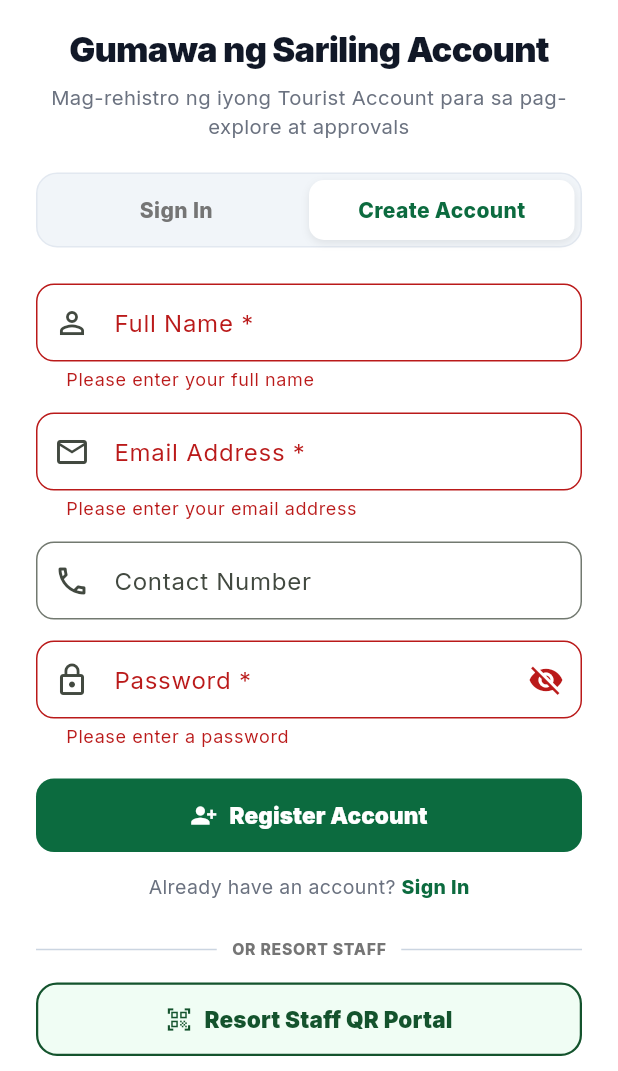
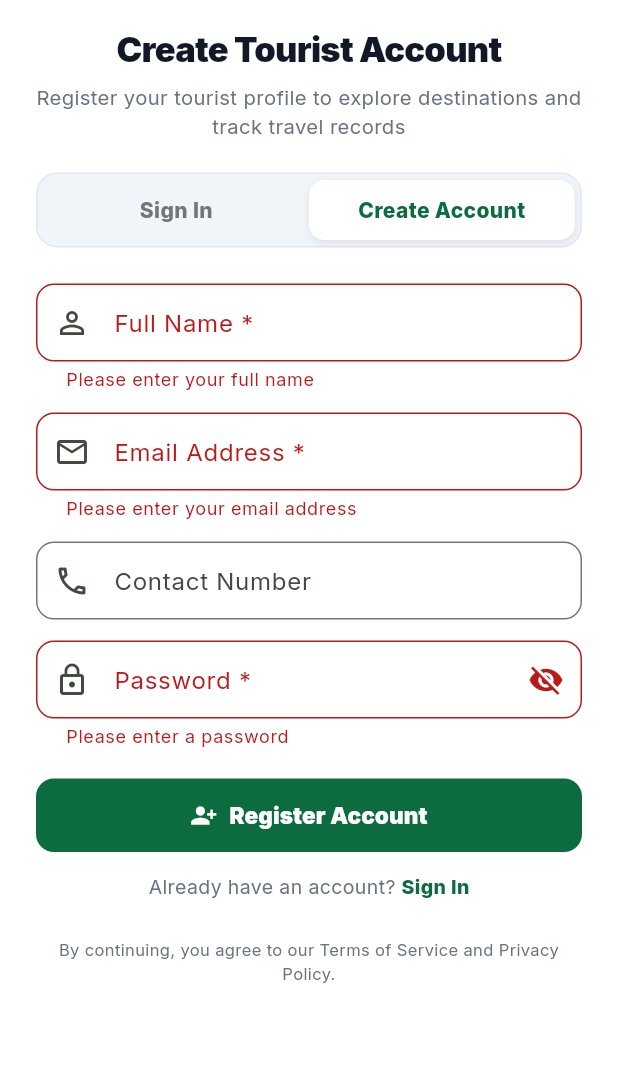
Before and after one commit to themosthandsome18/Capstone_System, a Flutter app: the screen it shows after launch, after a tap on "Skip", after a tap on "Create Account", after a tap on "Register Account", on a phone screen of 412 x 824 dp, the part 165-1236 px from its top. Run offline on Flutter 3.47's test engine with Material 3 defaults, Android fonts, the phone set to English and light mode, and no system bars; our stand-ins replace flutter_map, geolocator, google_fonts, image_picker, latlong2, qr_flutter and 1 more; missing offline and left inert: mobile_scanner; network calls fail.

Commit message:
feat(mobile): restructure tourism login page with balanced visitor and staff option cards

```diff
--- a/mobile/lib/screens/common_screens.dart
+++ b/mobile/lib/screens/common_screens.dart
@@ -281,7 +281,7 @@ class _LoginPageState extends State<LoginPage> {
           mainAxisSize: MainAxisSize.min,
           children: [
             Text(
-              'Maligayang pagdating sa Mauban, $name! Matagumpay na nagawa ang iyong Tourist Account. Handa ka na mag-explore at mag-apply ng iyong travel permits.',
+              'Welcome to Mauban, $name! Your Tourist Account has been successfully created. You are now ready to explore and apply for travel permits.',
               textAlign: TextAlign.center,
               style: const TextStyle(
                 color: AppColors.muted,
@@ -307,7 +307,7 @@ class _LoginPageState extends State<LoginPage> {
                   SizedBox(width: 10),
                   Expanded(
                     child: Text(
-                      'Makakatanggap ka ng in-app notification kapag na-check o naaprubahan ng Admin ang iyong record sa Record Management.',
+                      'You will receive an in-app notification once your record is reviewed or approved in Record Management.',
                       style: TextStyle(
                         fontSize: 12,
                         color: Color(0xFF166534),
@@ -373,7 +373,7 @@ class _LoginPageState extends State<LoginPage> {
               Image.asset('assets/tourism_logo.jpg', width: 80, height: 80),
               const SizedBox(height: 16),
               Text(
-                _isRegisterMode ? 'Gumawa ng Sariling Account' : 'Welcome Back',
+                _isRegisterMode ? 'Create Tourist Account' : 'Welcome to Mauban',
                 textAlign: TextAlign.center,
                 style: const TextStyle(
                   fontSize: 23,
@@ -385,8 +385,8 @@ class _LoginPageState extends State<LoginPage> {
               const SizedBox(height: 6),
               Text(
                 _isRegisterMode
-                    ? 'Mag-rehistro ng iyong Tourist Account para sa pag-explore at approvals'
-                    : 'Sign in with your existing account to continue',
+                    ? 'Register your tourist profile to explore destinations and track travel records'
+                    : 'Choose your portal to continue',
                 textAlign: TextAlign.center,
                 style: const TextStyle(color: AppColors.muted, fontSize: 13.5),
               ),
@@ -482,41 +482,28 @@ class _LoginPageState extends State<LoginPage> {
               const SizedBox(height: 24),
 
               if (!_isRegisterMode) ...[
-                LoginButton(
-                  icon: Icons.g_mobiledata,
-                  label: 'Continue with Google',
-                  onTap: _handleLogin,
-                ),
-                LoginButton(
-                  icon: Icons.facebook,
-                  label: 'Continue with Facebook',
+                _buildOptionCard(
+                  icon: Icons.travel_explore_outlined,
+                  title: "I'm a Tourist / Visitor",
+                  subtitle:
+                      'Explore destinations, resorts, and travel guidelines',
                   onTap: _handleLogin,
                 ),
                 const SizedBox(height: 12),
-                SizedBox(
-                  width: double.infinity,
-                  child: ElevatedButton.icon(
-                    onPressed: _handleLogin,
-                    icon: const Icon(Icons.login),
-                    label: const Text(
-                      'Sign In as Guest / Tourist',
-                      style: TextStyle(
-                        fontWeight: FontWeight.w800,
-                        fontSize: 14.5,
-                      ),
-                    ),
-                    style: ElevatedButton.styleFrom(
-                      backgroundColor: AppColors.green,
-                      foregroundColor: Colors.white,
-                      padding: const EdgeInsets.symmetric(vertical: 14),
-                      shape: RoundedRectangleBorder(
-                        borderRadius: BorderRadius.circular(12),
-                      ),
-                      elevation: 0,
-                    ),
-                  ),
+                _buildOptionCard(
+                  icon: Icons.badge_outlined,
+                  title: "I'm Tourism Staff",
+                  subtitle:
+                      'Scan tourist QR passes and verify resort bookings',
+                  onTap: () {
+                    openStaffQrPortalWithAuth(
+                      context,
+                      api: const TourismApi(),
+                      bootstrap: MobileBootstrap.fallback(),
+                    );
+                  },
                 ),
-                const SizedBox(height: 16),
+                const SizedBox(height: 20),
                 Row(
                   mainAxisAlignment: MainAxisAlignment.center,
                   children: [
@@ -700,61 +687,6 @@ class _LoginPageState extends State<LoginPage> {
               ],
 
               const SizedBox(height: 24),
-              Row(
-                children: [
-                  const Expanded(child: Divider(color: Color(0xFFCBD5E1))),
-                  Padding(
-                    padding: const EdgeInsets.symmetric(horizontal: 10),
-                    child: Text(
-                      'OR RESORT STAFF',
-                      style: TextStyle(
-                        fontSize: 10.5,
-                        fontWeight: FontWeight.w800,
-                        letterSpacing: 0.5,
-                        color: Colors.grey.shade600,
-                      ),
-                    ),
-                  ),
-                  const Expanded(child: Divider(color: Color(0xFFCBD5E1))),
-                ],
-              ),
-              const SizedBox(height: 14),
-              SizedBox(
-                width: double.infinity,
-                child: OutlinedButton.icon(
-                  onPressed: () {
-                    openStaffQrPortalWithAuth(
-                      context,
-                      api: const TourismApi(),
-                      bootstrap: MobileBootstrap.fallback(),
-                    );
-                  },
-                  icon: const Icon(
-                    Icons.qr_code_scanner,
-                    color: Color(0xFF14532D),
-                  ),
-                  label: const Text(
-                    'Resort Staff QR Portal',
-                    style: TextStyle(
-                      fontWeight: FontWeight.w900,
-                      color: Color(0xFF14532D),
-                      fontSize: 15,
-                    ),
-                  ),
-                  style: OutlinedButton.styleFrom(
-                    padding: const EdgeInsets.symmetric(vertical: 14),
-                    side: const BorderSide(
-                      color: Color(0xFF14532D),
-                      width: 1.5,
-                    ),
-                    backgroundColor: const Color(0xFFF0FDF4),
-                    shape: RoundedRectangleBorder(
-                      borderRadius: BorderRadius.circular(14),
-                    ),
-                  ),
-                ),
-              ),
-              const SizedBox(height: 20),
               const Text(
                 'By continuing, you agree to our Terms of Service and Privacy Policy.',
                 textAlign: TextAlign.center,
@@ -766,35 +698,70 @@ class _LoginPageState extends State<LoginPage> {
       ),
     );
   }
-}
 
-class LoginButton extends StatelessWidget {
-  const LoginButton({
-    super.key,
-    required this.icon,
-    required this.label,
-    required this.onTap,
-  });
-
-  final IconData icon;
-  final String label;
-  final VoidCallback onTap;
-
-  @override
-  Widget build(BuildContext context) {
-    return Padding(
-      padding: const EdgeInsets.only(bottom: 10),
-      child: OutlinedButton.icon(
-        onPressed: onTap,
-        icon: Icon(icon),
-        label: Text(label),
-        style: OutlinedButton.styleFrom(
-          minimumSize: const Size.fromHeight(52),
-          alignment: Alignment.centerLeft,
-          foregroundColor: AppColors.ink,
-          side: const BorderSide(color: AppColors.border),
-          shape: RoundedRectangleBorder(
-            borderRadius: BorderRadius.circular(12),
+  Widget _buildOptionCard({
+    required IconData icon,
+    required String title,
+    required String subtitle,
+    required VoidCallback onTap,
+  }) {
+    return Material(
+      color: Colors.white,
+      shape: RoundedRectangleBorder(
+        borderRadius: BorderRadius.circular(14),
+        side: const BorderSide(color: AppColors.border, width: 1.2),
+      ),
+      child: InkWell(
+        onTap: onTap,
+        borderRadius: BorderRadius.circular(14),
+        splashColor: AppColors.green.withValues(alpha: 0.12),
+        highlightColor: AppColors.green.withValues(alpha: 0.06),
+        child: Padding(
+          padding: const EdgeInsets.symmetric(horizontal: 16, vertical: 16),
+          child: Row(
+            children: [
+              Container(
+                width: 48,
+                height: 48,
+                decoration: BoxDecoration(
+                  color: AppColors.green.withValues(alpha: 0.12),
+                  borderRadius: BorderRadius.circular(12),
+                ),
+                child: Icon(icon, color: AppColors.deepGreen, size: 26),
+              ),
+              const SizedBox(width: 14),
+              Expanded(
+                child: Column(
+                  crossAxisAlignment: CrossAxisAlignment.start,
+                  mainAxisSize: MainAxisSize.min,
+                  children: [
+                    Text(
+                      title,
+                      style: const TextStyle(
+                        fontSize: 14.5,
+                        fontWeight: FontWeight.w900,
+                        color: AppColors.ink,
+                      ),
+                    ),
+                    const SizedBox(height: 3),
+                    Text(
+                      subtitle,
+                      style: const TextStyle(
+                        fontSize: 11.5,
+                        color: AppColors.muted,
+                        height: 1.25,
+                      ),
+                    ),
+                  ],
+                ),
+              ),
+              const SizedBox(width: 8),
+              const Icon(
+                Icons.arrow_forward_ios_rounded,
+                size: 14,
+                color: AppColors.muted,
+              ),
+            ],
           ),
         ),
       ),
```
